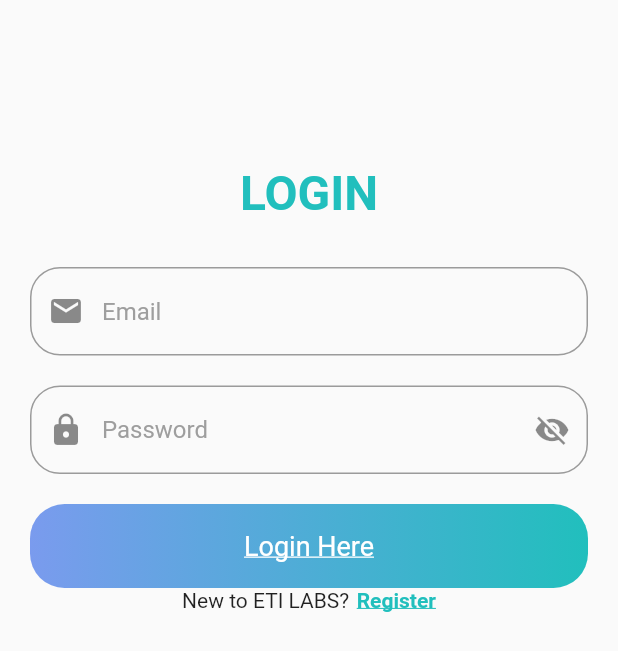
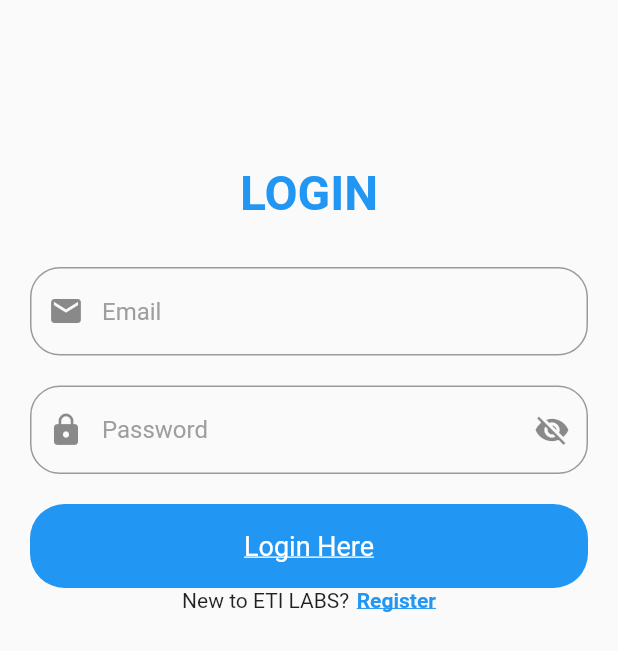
Before and after one commit to prarthana1998/finalApp, a Flutter app: the LoginPage screen opened directly, on a phone screen of 412 x 824 dp. Shown: the top 651 px of the screen. Run offline on Flutter 3.47's test engine with Material 2 defaults, Android fonts, the phone set to English and light mode, and no system bars; our stand-ins replace cloud_firestore, firebase_auth, firebase_core, firebase_database, flutter_spinkit, modal_progress_hud and 2 more; missing offline and left inert: mqtt_client; accounts and stored records are empty; Roboto replaces fonts that are missing (Montserrat).

Commit message:
Update login_firstpage.dart

```diff
--- a/lib/login/login_firstpage.dart
+++ b/lib/login/login_firstpage.dart
@@ -96,7 +96,7 @@ class _LoginPageState extends State<LoginPage> {
               style: TextStyle(
                 fontSize: 32.0,
                 fontWeight: FontWeight.bold,
-                color: Color(0xFF21BFBD),
+                color: Colors.blue,
               ),
             ),
 
@@ -143,7 +143,7 @@ class _LoginPageState extends State<LoginPage> {
                       child: Text(
                         'Register',
                         style: TextStyle(
-                            color: Color(0xFF21BFBD),
+                            color: Colors.blue,
                             fontFamily: 'Montserrat',
                             fontWeight: FontWeight.bold,
                             decoration: TextDecoration.underline),
@@ -242,8 +242,8 @@ class _LoginPageState extends State<LoginPage> {
         borderRadius: BorderRadius.circular(23.0),
         gradient: LinearGradient(
             colors: [
-              Color(0xFF21BFBD),
-              Color(0xFF7A9BEE)
+              Colors.blue,
+              Colors.blue
             ],
             begin: Alignment.centerRight,
             end: Alignment.centerLeft
```
